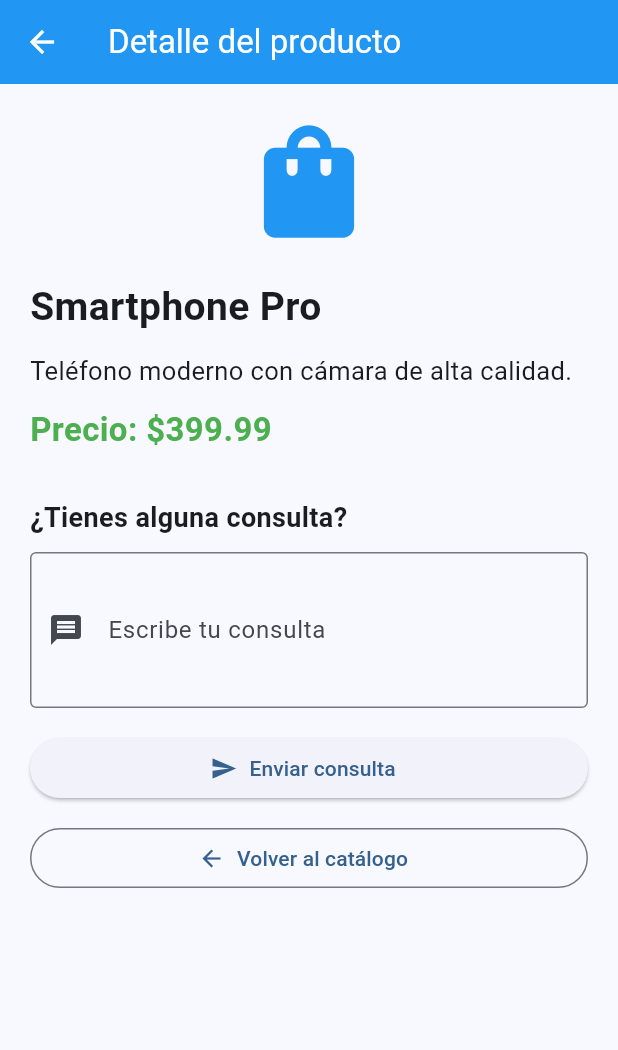
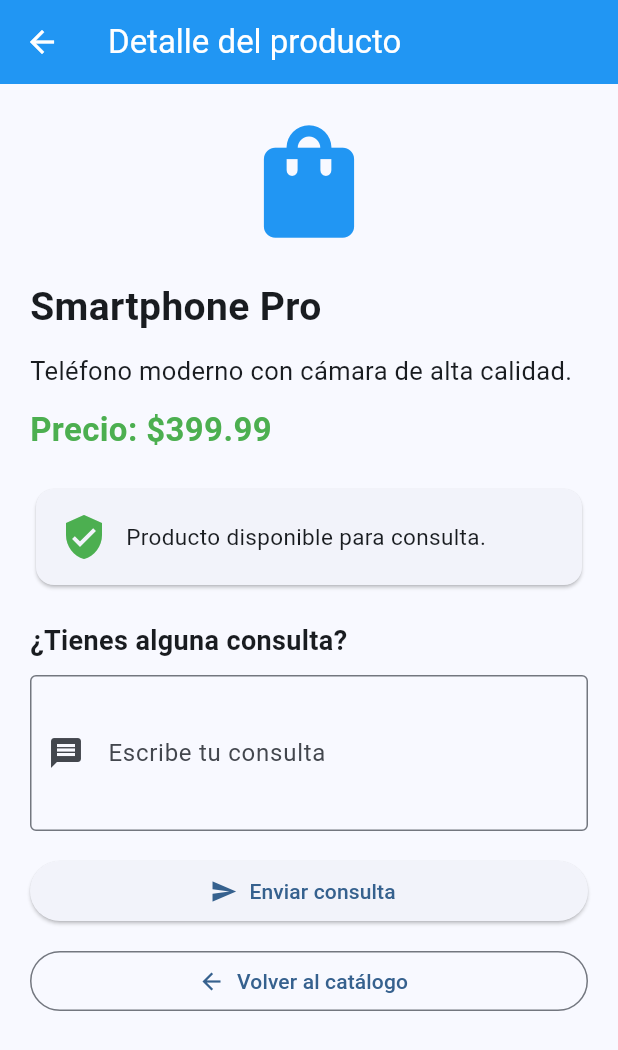
Before and after one commit to ajtorres-creator/APP_FLUTTER, a Flutter app: the screen it shows after launch, after a tap on "Ver detalles", on a phone screen of 412 x 824 dp. Shown: the top 1050 px of the screen. Run offline on Flutter 3.47's test engine with Material 3 defaults, Android fonts, the phone set to English and light mode, and no system bars.

Commit message:
feat: mejorar informacion de detalle del producto

```diff
--- a/lib/screens/detail_screen.dart
+++ b/lib/screens/detail_screen.dart
@@ -41,14 +41,20 @@ class _DetailScreenState extends State<DetailScreen> {
             const Center(
               child: Icon(Icons.shopping_bag, size: 90, color: Colors.blue),
             ),
+
             const SizedBox(height: 20),
+
             Text(
               widget.title,
               style: const TextStyle(fontSize: 26, fontWeight: FontWeight.bold),
             ),
+
             const SizedBox(height: 12),
+
             Text(widget.description, style: const TextStyle(fontSize: 17)),
+
             const SizedBox(height: 12),
+
             Text(
               'Precio: ${widget.price}',
               style: const TextStyle(
@@ -57,22 +63,49 @@ class _DetailScreenState extends State<DetailScreen> {
                 fontWeight: FontWeight.bold,
               ),
             ),
-            const SizedBox(height: 30),
+
+            const SizedBox(height: 20),
+
+            const Card(
+              child: Padding(
+                padding: EdgeInsets.all(16),
+                child: Row(
+                  children: [
+                    Icon(Icons.verified_user, color: Colors.green, size: 32),
+                    SizedBox(width: 12),
+                    Expanded(
+                      child: Text(
+                        'Producto disponible para consulta.',
+                        style: TextStyle(fontSize: 15),
+                      ),
+                    ),
+                  ],
+                ),
+              ),
+            ),
+
+            const SizedBox(height: 20),
+
             const Text(
               '¿Tienes alguna consulta?',
               style: TextStyle(fontSize: 18, fontWeight: FontWeight.bold),
             ),
+
             const SizedBox(height: 10),
+
             TextField(
               controller: _controller,
               decoration: const InputDecoration(
                 labelText: 'Escribe tu consulta',
+                hintText: 'Ej.: ¿El producto tiene garantía?',
                 border: OutlineInputBorder(),
                 prefixIcon: Icon(Icons.message),
               ),
               maxLines: 3,
             ),
+
             const SizedBox(height: 16),
+
             SizedBox(
               width: double.infinity,
               child: ElevatedButton.icon(
@@ -93,11 +126,15 @@ class _DetailScreenState extends State<DetailScreen> {
                 label: const Text('Enviar consulta'),
               ),
             ),
+
             const SizedBox(height: 12),
+
             SizedBox(
               width: double.infinity,
               child: OutlinedButton.icon(
-                onPressed: () => Navigator.pop(context),
+                onPressed: () {
+                  Navigator.pop(context);
+                },
                 icon: const Icon(Icons.arrow_back),
                 label: const Text('Volver al catálogo'),
               ),
```
